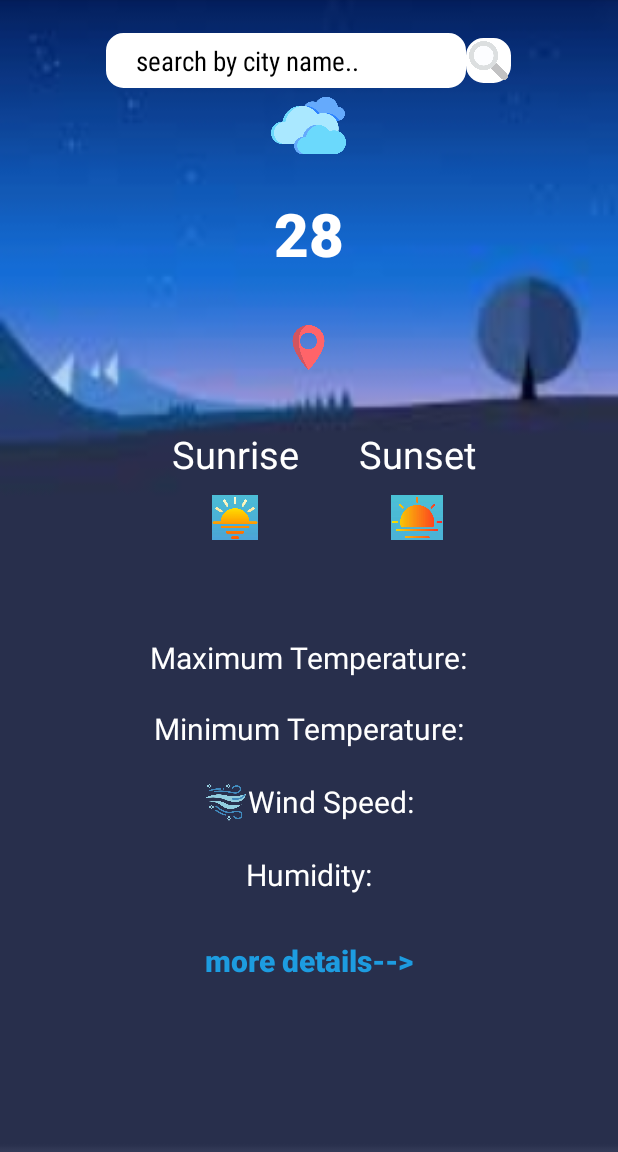
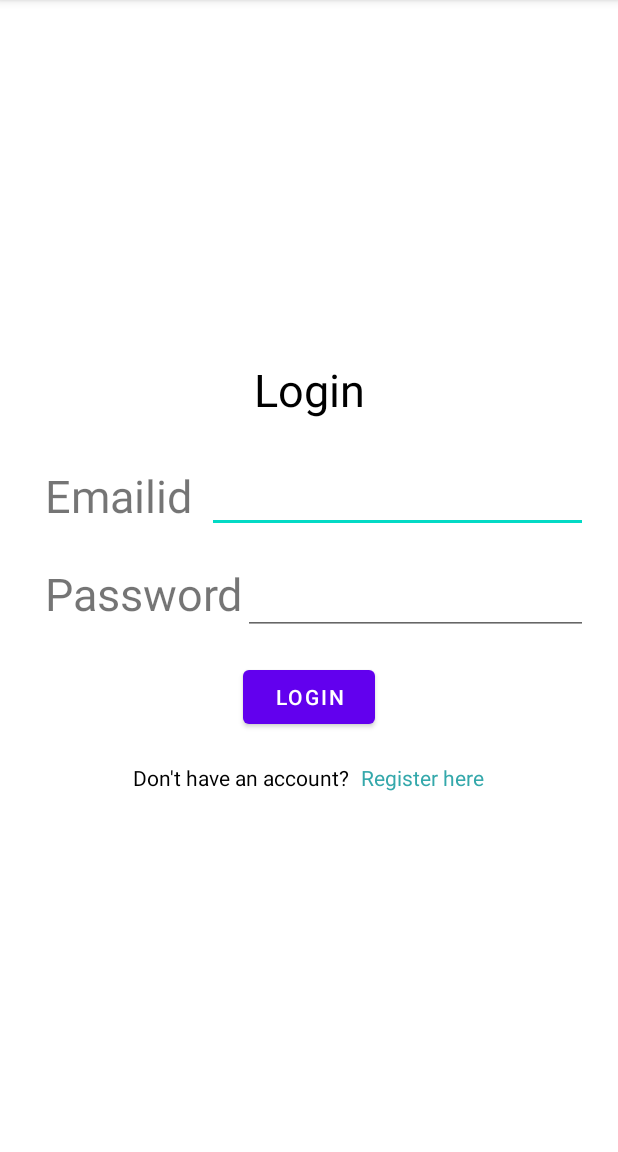
Before and after one commit to keerthi996/WeatherApp, an Android app: the screen it shows after launch (MainActivity before the commit, LoginPage after it), on a phone screen of 412 x 824 dp, the part 84-1236 px from its top. Run offline under Robolectric (Android 15) with nearby library versions, the light colour scheme and no system bars; our stand-ins replace Firebase (no records; nobody signed in at launch, a user with empty details on screens opened directly).

Commit message:
update in weather application

```diff
--- a/app/build.gradle
+++ b/app/build.gradle
@@ -1,5 +1,6 @@
 plugins {
     id 'com.android.application'
+    id 'com.google.gms.google-services'
 }
 
 android {
@@ -12,6 +13,7 @@ android {
         targetSdk 32
         versionCode 1
         versionName "1.0"
+        multiDexEnabled true
 
         testInstrumentationRunner "androidx.test.runner.AndroidJUnitRunner"
     }
@@ -35,6 +37,9 @@ dependencies {
     implementation 'androidx.appcompat:appcompat:1.4.1'
     implementation 'com.google.android.material:material:1.5.0'
     implementation 'androidx.constraintlayout:constraintlayout:2.1.3'
+    implementation 'com.google.firebase:firebase-database:20.1.0'
+    implementation 'com.google.firebase:firebase-auth:21.1.0'
+    implementation 'com.google.firebase:firebase-auth-ktx:21.1.0'
     testImplementation 'junit:junit:4.13.2'
     androidTestImplementation 'androidx.test.ext:junit:1.1.3'
     androidTestImplementation 'androidx.test.espresso:espresso-core:3.4.0'
--- a/app/src/main/AndroidManifest.xml
+++ b/app/src/main/AndroidManifest.xml
@@ -14,7 +14,7 @@
         android:theme="@style/Theme.WeatherApp"
         tools:targetApi="31">
         <activity
-            android:name=".MainActivity"
+            android:name=".LoginPage"
             android:exported="true">
 
             <intent-filter>
@@ -30,6 +30,9 @@
         </activity>
         <activity
             android:name=".MoreDetailsActivity"/>
+        <activity
+            android:name=".MainActivity"/>
+        <activity android:name=".RegisterPage"/>
     </application>
 
 </manifest>
--- /dev/null
+++ b/app/src/main/java/com/example/weatherapp/LoginPage.java
@@ -0,0 +1,82 @@
+package com.example.weatherapp;
+
+import android.content.Intent;
+import android.os.Bundle;
+import android.util.Patterns;
+import android.view.View;
+import android.widget.Toast;
+
+import androidx.annotation.NonNull;
+import androidx.annotation.Nullable;
+import androidx.appcompat.app.AppCompatActivity;
+
+import com.example.weatherapp.databinding.LoginPageBinding;
+import com.google.android.gms.tasks.OnCompleteListener;
+import com.google.android.gms.tasks.OnFailureListener;
+import com.google.android.gms.tasks.Task;
+import com.google.firebase.FirebaseApp;
+import com.google.firebase.auth.AuthResult;
+import com.google.firebase.auth.FirebaseAuth;
+
+public class LoginPage extends AppCompatActivity {
+    private LoginPageBinding binding;
+    FirebaseAuth auth;
+
+    @Override
+    protected void onCreate(@Nullable Bundle savedInstanceState) {
+        super.onCreate(savedInstanceState);
+        binding=LoginPageBinding.inflate(getLayoutInflater());
+        setContentView(binding.getRoot());
+        auth=FirebaseAuth.getInstance();
+        if(auth.getCurrentUser()!=null){
+            Intent intent=new Intent(getApplicationContext(),MainActivity.class);
+            startActivity(intent);
+            finish();
+        }
+        binding.register.setOnClickListener(new View.OnClickListener() {
+            @Override
+            public void onClick(View view) {
+                Intent intent=new Intent(getApplicationContext(),RegisterPage.class);
+                startActivity(intent);
+            }
+        });
+        binding.loginButton.setOnClickListener(new View.OnClickListener() {
+
+            @Override
+            public void onClick(View view) {
+                String email = binding.email.getText().toString();
+                String password = binding.password.getText().toString();
+                if (email.isEmpty()|| password.isEmpty()) {
+                    Toast.makeText(getApplicationContext(),"Enter All the fields", Toast.LENGTH_SHORT).show();
+                }
+                else if(!Patterns.EMAIL_ADDRESS.matcher(email).matches()){
+                    Toast.makeText(getApplicationContext(),"Invalid Email Address Format", Toast.LENGTH_SHORT).show();
+                }
+                else if (password.length() < 6){
+                    Toast.makeText(getApplicationContext(),"password should be more than 5 chars", Toast.LENGTH_SHORT).show();
+                }
+                else{
+                    auth.signInWithEmailAndPassword(email,password).addOnCompleteListener(new OnCompleteListener<AuthResult>() {
+                        @Override
+                        public void onComplete(@NonNull Task<AuthResult> task) {
+                            if (task.isSuccessful()){
+                                Toast.makeText(getApplicationContext(),"logged In Successfully", Toast.LENGTH_SHORT).show();
+//                                sharedPreferences.edit().putString("isLoggedIn", "Yes").apply();
+                                Intent intent = new Intent(getApplicationContext(), MainActivity.class);
+                                startActivity(intent);
+                            }
+                            else{
+                                Toast.makeText(getApplicationContext(),"logging Failed", Toast.LENGTH_SHORT).show();
+                            }
+                        }
+                    }).addOnFailureListener(new OnFailureListener() {
+                        @Override
+                        public void onFailure(@NonNull Exception e) {
+                            Toast.makeText(getApplicationContext(),"logging Failed", Toast.LENGTH_SHORT).show();
+                        }
+                    });
+                }
+            }
+        });
+    }
+}
--- a/app/src/main/res/layout/activity_main.xml
+++ b/app/src/main/res/layout/activity_main.xml
@@ -52,6 +52,7 @@
 
 
             <ImageView
+                android:id="@+id/forecastImg"
                 android:layout_width="50dp"
                 android:layout_height="50dp"
                 android:src="@drawable/clouds"
@@ -69,7 +70,7 @@
             android:layout_width="wrap_content"
             android:layout_height="wrap_content"
             android:paddingTop="20dp"
-            android:text="28"
+            android:text=""
             android:textColor="@color/white"
             android:fontFamily="sans-serif-black"
             android:textSize="40sp"
--- /dev/null
+++ b/app/src/main/res/layout/login_page.xml
@@ -0,0 +1,106 @@
+<?xml version="1.0" encoding="UTF-8" ?>
+<androidx.constraintlayout.widget.ConstraintLayout
+    xmlns:android="http://schemas.android.com/apk/res/android"
+    xmlns:tools="http://schemas.android.com/tools"
+    xmlns:app="http://schemas.android.com/apk/res-auto"
+    android:layout_height="match_parent"
+    android:layout_width="match_parent">
+
+    <LinearLayout
+        android:layout_width="match_parent"
+        android:layout_height="match_parent"
+        android:layout_margin="20dp"
+        android:gravity="center"
+        android:orientation="vertical">
+        <TextView
+            android:layout_width="match_parent"
+            android:layout_height="wrap_content"
+            android:text="Login"
+            android:layout_gravity="center"
+            android:textAlignment="center"
+            android:textSize="30dp"
+            android:textColor="@color/black"/>
+
+
+                <LinearLayout
+                    android:layout_width="match_parent"
+                    android:layout_height="wrap_content"
+                    android:orientation="horizontal"
+                    android:layout_marginTop="30dp"
+                    android:layout_marginLeft="10dp"
+                    android:layout_gravity="left">
+                    <TextView
+                        android:layout_width="wrap_content"
+                        android:layout_height="wrap_content"
+                        android:text="Emailid"
+                        android:textSize="30sp"
+                        android:layout_gravity="left"/>
+
+                    <EditText
+                        android:id="@+id/email"
+                        android:layout_marginLeft="10dp"
+                        android:layout_width="match_parent"
+                        android:layout_height="wrap_content"/>
+
+                </LinearLayout>
+
+
+
+
+            <LinearLayout
+                android:layout_width="match_parent"
+                android:layout_height="wrap_content"
+                android:layout_gravity="left"
+                android:layout_marginLeft="10dp"
+                android:layout_marginTop="20dp"
+                android:orientation="horizontal">
+
+                <TextView
+                    android:layout_width="wrap_content"
+                    android:layout_height="wrap_content"
+                    android:text="Password"
+                    android:textSize="30sp" />
+
+                <EditText
+                    android:id="@+id/password"
+                    android:layout_width="match_parent"
+                    android:layout_height="wrap_content"
+                    android:inputType="textPassword"
+                    tools:ignore="SpeakableTextPresentCheck" />
+
+            </LinearLayout>
+
+        <Button
+            android:id="@+id/loginButton"
+            android:layout_width="wrap_content"
+            android:layout_height="wrap_content"
+            android:layout_marginTop="20dp"
+            android:layout_gravity="center"
+            android:text="Login"/>
+        <LinearLayout
+            android:layout_width="match_parent"
+            android:layout_height="wrap_content"
+            android:gravity="center"
+            android:orientation="horizontal"
+            android:layout_marginTop="20dp">
+            <TextView
+                android:layout_width="wrap_content"
+                android:layout_height="wrap_content"
+                android:textColor="@color/black"
+                android:text="Don't have an account?"/>
+            <TextView
+                android:id="@+id/register"
+                android:layout_width="wrap_content"
+                android:layout_height="wrap_content"
+                android:layout_marginLeft="8dp"
+                android:text="Register here"
+                android:textColor="#34a8ab"/>
+
+
+        </LinearLayout>
+
+
+
+
+    </LinearLayout>
+</androidx.constraintlayout.widget.ConstraintLayout>
--- a/build.gradle
+++ b/build.gradle
@@ -1,4 +1,8 @@
-// Top-level build file where you can add configuration options common to all sub-projects/modules.
+buildscript {
+    dependencies {
+        classpath 'com.google.gms:google-services:4.3.15'
+    }
+}// Top-level build file where you can add configuration options common to all sub-projects/modules.
 plugins {
     id 'com.android.application' version '7.3.1' apply false
     id 'com.android.library' version '7.3.1' apply false
```
Also changed, not shown: app/src/main/java/com/example/weatherapp/MainActivity.java (+7 -0 lines), app/src/main/java/com/example/weatherapp/RegisterPage.java (added, +72 -0 lines), app/src/main/res/layout/register_page.xml (added, +129 -0 lines), app/src/main/res/drawable/thunderstorm.png (added), 1 other file.
